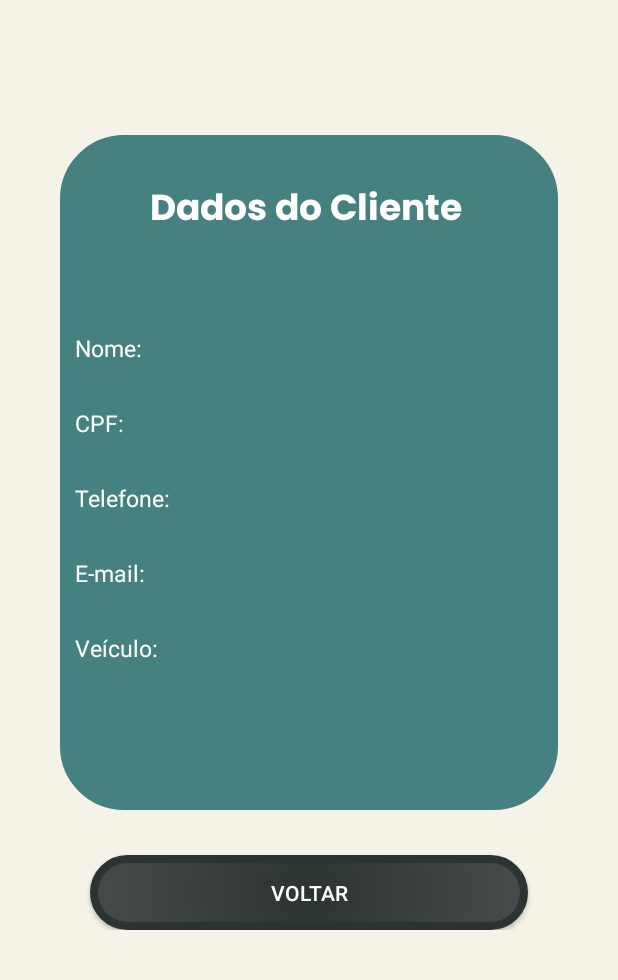
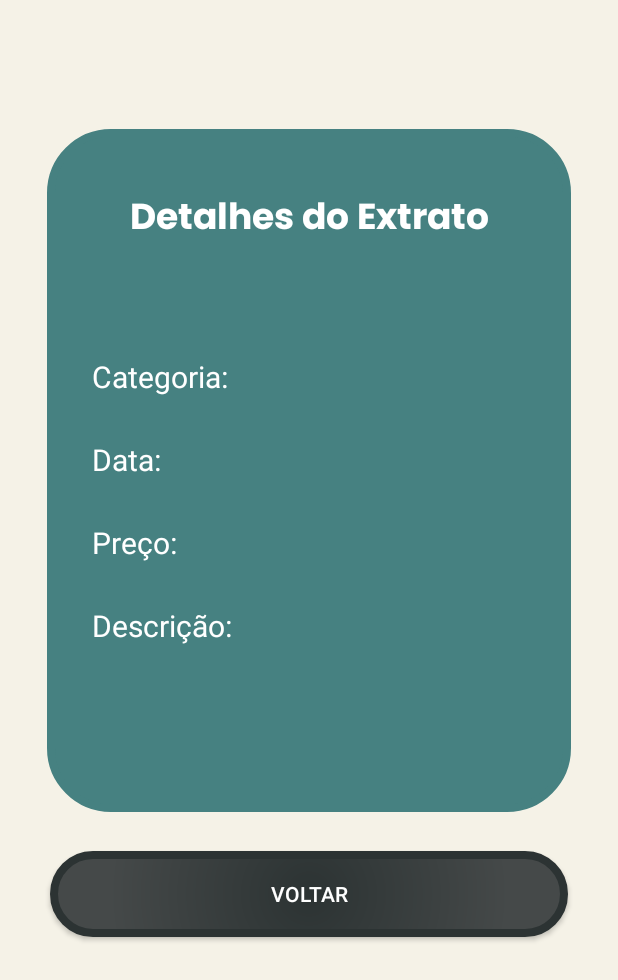
Before and after one commit to UINick/SmartTools-2.0, an Android app: the layout activity_detalhe_extrato.xml on its own in the app's theme, with its tools: preview values and no code run, on a phone screen of 412 x 824 dp. Shown: the top 980 px of the screen. Run offline under Robolectric (Android 15) with nearby library versions, the phone set to English and light mode, and no system bars.

Commit message:
adicionando id do extrato

```diff
--- a/App/ProjetoSmartTools/app/src/main/java/com/example/projetosmarttools/CadastroExtrato/DetalheExtrato.kt
+++ b/App/ProjetoSmartTools/app/src/main/java/com/example/projetosmarttools/CadastroExtrato/DetalheExtrato.kt
@@ -2,9 +2,35 @@ package com.example.projetosmarttools.CadastroExtrato
 
 import androidx.appcompat.app.AppCompatActivity
 import android.os.Bundle
+import android.widget.TextView
+import com.example.projetosmarttools.Fragment.Loading.LoadingScreen
+import com.example.projetosmarttools.R
+import com.example.projetosmarttools.SessionManager
+import com.google.android.material.textfield.TextInputLayout
 
 class DetalheExtrato : AppCompatActivity() {
+
+    lateinit var descricaoExtrato: TextView
+    lateinit var categoriaExtrato: TextView
+    lateinit var dataExtrato: TextView
+    lateinit var precoExtrato: TextView
+    private lateinit var sessionManager: SessionManager
+
     override fun onCreate(savedInstanceState: Bundle?) {
         super.onCreate(savedInstanceState)
+        setContentView(R.layout.activity_detalhe_extrato)
+
+        //LoadingScreen.displayLoadingWithText(this, "", false)
+
+        descricaoExtrato = findViewById(R.id.tv_descri_extr)
+        categoriaExtrato = findViewById(R.id.tv_categ_extr)
+        dataExtrato = findViewById(R.id.tv_data_extr)
+        precoExtrato = findViewById(R.id.tv_preco_extr)
+        sessionManager = SessionManager(this)
+
+        val idExtrato:Int = intent.getIntExtra("idExtrato", 0)
+        println("Esse é o id desse extrato: ${idExtrato}")
+
+
     }
 }
--- a/App/ProjetoSmartTools/app/src/main/java/com/example/projetosmarttools/Fragment/Extrato/ExtratoAdapter.kt
+++ b/App/ProjetoSmartTools/app/src/main/java/com/example/projetosmarttools/Fragment/Extrato/ExtratoAdapter.kt
@@ -1,6 +1,7 @@
 package com.example.projetosmarttools.Fragment.Extrato
 
 import android.content.Context
+import android.content.Intent
 import android.graphics.Color
 import android.graphics.drawable.Drawable
 import android.view.LayoutInflater
@@ -9,6 +10,8 @@ import android.view.ViewGroup
 import android.widget.LinearLayout
 import android.widget.TextView
 import androidx.recyclerview.widget.RecyclerView
+import com.example.projetosmarttools.CadastroExtrato.DetalheExtrato
+import com.example.projetosmarttools.Clientes.DetalhesDoCliente
 import com.example.projetosmarttools.R
 
 class ExtratoAdapter(private val extratoList: ArrayList<ExtratoVO>):
@@ -24,6 +27,7 @@ class ExtratoAdapter(private val extratoList: ArrayList<ExtratoVO>):
 
         val currentItem = extratoList[position]
 
+        holder.idExtrato = currentItem.id
         holder.valor.setText(currentItem.valor.toString())
         holder.data.setText(currentItem.dataRegistro)
 
@@ -44,5 +48,15 @@ class ExtratoAdapter(private val extratoList: ArrayList<ExtratoVO>):
         val data: TextView = itemView.findViewById(R.id.lblSecond)
         val valor: TextView = itemView.findViewById(R.id.txtSecond)
         val viewLateral: LinearLayout = itemView.findViewById(R.id.view_lateral)
+        val cell: LinearLayout = itemView.findViewById(R.id.cellExtrato)
+        var idExtrato: Int = 0
+
+        init {
+            this.cell.setOnClickListener {
+                val detalheExtrato = Intent(it.context, DetalheExtrato::class.java)
+                detalheExtrato.putExtra("idExtrato", idExtrato)
+                it.context.startActivity(detalheExtrato)
+            }
+        }
     }
 }
--- a/App/ProjetoSmartTools/app/src/main/java/com/example/projetosmarttools/Fragment/Extrato/ExtratoVO.kt
+++ b/App/ProjetoSmartTools/app/src/main/java/com/example/projetosmarttools/Fragment/Extrato/ExtratoVO.kt
@@ -1,6 +1,7 @@
 package com.example.projetosmarttools.Fragment.Extrato
 
 data class ExtratoVO(
+    val id: Int,
     var dataRegistro:String,
     var valor: Double,
     var tipoLancamento: String
--- a/App/ProjetoSmartTools/app/src/main/res/layout/activity_detalhe_extrato.xml
+++ b/App/ProjetoSmartTools/app/src/main/res/layout/activity_detalhe_extrato.xml
@@ -7,107 +7,125 @@
     android:background="#F5F2E7"
     tools:context=".CadastroExtrato.DetalheExtrato">
 
-    <LinearLayout
-        android:layout_width="match_parent"
-        android:layout_height="wrap_content"
-        android:orientation="vertical">
-
-    <LinearLayout
-        android:layout_width="match_parent"
-        android:layout_height="450dp"
-        android:orientation="vertical"
-        android:layout_marginTop="90dp"
-        tools:layout_editor_absoluteX="0dp"
-        tools:layout_editor_absoluteY="80dp"
-        android:layout_marginLeft="40dp"
-        android:layout_marginRight="40dp"
-        android:background="@drawable/view_with_corner_radius">
+    <View
+        android:id="@+id/view"
+        android:layout_width="349dp"
+        android:layout_height="455dp"
+        android:layout_marginStart="30dp"
+        android:layout_marginTop="86dp"
+        android:layout_marginEnd="30dp"
+        android:background="@drawable/view_with_corner_radius"
+        app:layout_constraintEnd_toEndOf="parent"
+        app:layout_constraintStart_toStartOf="parent"
+        app:layout_constraintTop_toTopOf="parent" />
 
     <TextView
+        android:id="@+id/textView9"
         android:layout_width="wrap_content"
         android:layout_height="wrap_content"
-            android:text="Dados do Cliente"
+        android:layout_marginTop="40dp"
         android:fontFamily="@font/poppins_bold"
+        android:text="Detalhes do Extrato"
         android:textColor="@color/white"
-            android:layout_marginTop="30dp"
-            android:layout_marginLeft="60dp"
         android:textSize="24sp"
-            />
+        app:layout_constraintEnd_toEndOf="@+id/view"
+        app:layout_constraintStart_toStartOf="@+id/view"
+        app:layout_constraintTop_toTopOf="@+id/view" />
 
     <TextView
-        android:layout_width="match_parent"
+        android:id="@+id/textView4"
+        android:layout_width="wrap_content"
         android:layout_height="30dp"
-        android:layout_marginLeft="10dp"
-        android:layout_marginTop="60dp"
-        android:layout_marginBottom="20dp"
-        android:text="Nome: "
+        android:layout_marginStart="30dp"
+        android:layout_marginTop="25dp"
+        android:text="Descrição:  "
         android:textColor="@color/white"
-        android:textSize="15sp">
-    </TextView>
+        android:textSize="20sp"
+        app:layout_constraintStart_toStartOf="@+id/view"
+        app:layout_constraintTop_toBottomOf="@+id/tv_categ_cli" />
 
     <TextView
-            android:layout_width="match_parent"
+        android:id="@+id/textView"
+        android:layout_width="wrap_content"
         android:layout_height="30dp"
-            android:layout_marginLeft="10dp"
-            android:layout_marginTop="0dp"
-            android:layout_marginBottom="20dp"
-            android:text="CPF: "
+        android:layout_marginStart="30dp"
+        android:layout_marginTop="70dp"
+        android:text="Categoria: "
         android:textColor="@color/white"
-            android:textSize="15sp">
-        </TextView>
+        android:textSize="20sp"
+        app:layout_constraintStart_toStartOf="@+id/view"
+        app:layout_constraintTop_toBottomOf="@+id/textView9" />
 
     <TextView
-            android:layout_width="match_parent"
-            android:layout_height="30dp"
-            android:layout_marginLeft="10dp"
-            android:layout_marginTop="0dp"
-            android:layout_marginBottom="20dp"
-            android:text="Telefone: "
-            android:textColor="@color/white"
-            android:textSize="15sp">
-        </TextView>
+        android:id="@+id/tv_categ_extr"
+        android:layout_width="wrap_content"
+        android:layout_height="wrap_content"
+        android:layout_marginTop="75dp"
+        android:layout_marginEnd="30dp"
+        app:layout_constraintEnd_toEndOf="@+id/view"
+        app:layout_constraintTop_toBottomOf="@+id/textView9" />
 
     <TextView
-            android:layout_width="match_parent"
+        android:id="@+id/textView2"
+        android:layout_width="wrap_content"
         android:layout_height="30dp"
-            android:layout_marginLeft="10dp"
-            android:layout_marginTop="0dp"
-            android:layout_marginBottom="20dp"
-            android:text="E-mail: "
+        android:layout_marginStart="30dp"
+        android:layout_marginTop="25dp"
+        android:text="Data: "
         android:textColor="@color/white"
-            android:textSize="15sp">
-        </TextView>
+        android:textSize="20sp"
+        app:layout_constraintStart_toStartOf="@+id/view"
+        app:layout_constraintTop_toBottomOf="@+id/textView" />
 
     <TextView
-            android:layout_width="match_parent"
-            android:layout_height="30dp"
-            android:layout_marginLeft="10dp"
-            android:layout_marginTop="0dp"
-            android:layout_marginBottom="20dp"
-            android:text="Veículo: "
-            android:textColor="@color/white"
-            android:textSize="15sp">
-        </TextView>
-    </LinearLayout>
-        <LinearLayout
-            android:layout_width="match_parent"
-            android:layout_height="wrap_content"
-            android:orientation="vertical"
-            >
-            <Button
-                android:layout_width="match_parent"
+        android:id="@+id/tv_data_extr"
+        android:layout_width="wrap_content"
         android:layout_height="wrap_content"
         android:layout_marginTop="30dp"
-                android:layout_marginLeft="60dp"
-                android:layout_marginRight="60dp"
+        android:layout_marginEnd="30dp"
+        app:layout_constraintEnd_toEndOf="@+id/view"
+        app:layout_constraintTop_toBottomOf="@+id/tv_categ_extr" />
+
+    <TextView
+        android:id="@+id/tv_categ_cli"
+        android:layout_width="wrap_content"
+        android:layout_height="30dp"
+        android:layout_marginStart="30dp"
+        android:layout_marginTop="25dp"
+        android:text="Preço: "
+        android:textColor="@color/white"
+        android:textSize="20sp"
+        app:layout_constraintStart_toStartOf="@+id/view"
+        app:layout_constraintTop_toBottomOf="@+id/textView2" />
+
+    <TextView
+        android:id="@+id/tv_preco_extr"
+        android:layout_width="wrap_content"
+        android:layout_height="wrap_content"
+        android:layout_marginTop="40dp"
+        android:layout_marginEnd="30dp"
+        app:layout_constraintEnd_toEndOf="@+id/view"
+        app:layout_constraintTop_toBottomOf="@+id/tv_data_extr" />
+
+    <TextView
+        android:id="@+id/tv_descri_extr"
+        android:layout_width="wrap_content"
+        android:layout_height="wrap_content"
+        android:layout_marginTop="40dp"
+        android:layout_marginEnd="30dp"
+        app:layout_constraintEnd_toEndOf="@+id/view"
+        app:layout_constraintTop_toBottomOf="@+id/tv_preco_extr" />
+
+    <Button
+        android:layout_width="345dp"
+        android:layout_height="57dp"
+        android:layout_marginTop="26dp"
+        android:background="@drawable/botao_cliente"
+        android:onClick="cadastro"
         android:text="Voltar"
-                android:onClick="cadastro"
-                android:background="@drawable/botao_cliente">
-            </Button>
-        </LinearLayout>
-
-    </LinearLayout>
-
+        app:layout_constraintEnd_toEndOf="@+id/view"
+        app:layout_constraintStart_toStartOf="@+id/view"
+        app:layout_constraintTop_toBottomOf="@+id/view"></Button>
 
 
 
--- a/App/ProjetoSmartTools/app/src/main/res/layout/list_item_extrato.xml
+++ b/App/ProjetoSmartTools/app/src/main/res/layout/list_item_extrato.xml
@@ -10,6 +10,7 @@
         android:orientation="vertical">
 
         <LinearLayout
+            android:id="@+id/cellExtrato"
             android:layout_width="match_parent"
             android:layout_height="110dp"
             android:background="@drawable/view_redonda_cor_background"
```
Lines whose indentation alone changed are shown as unchanged.
